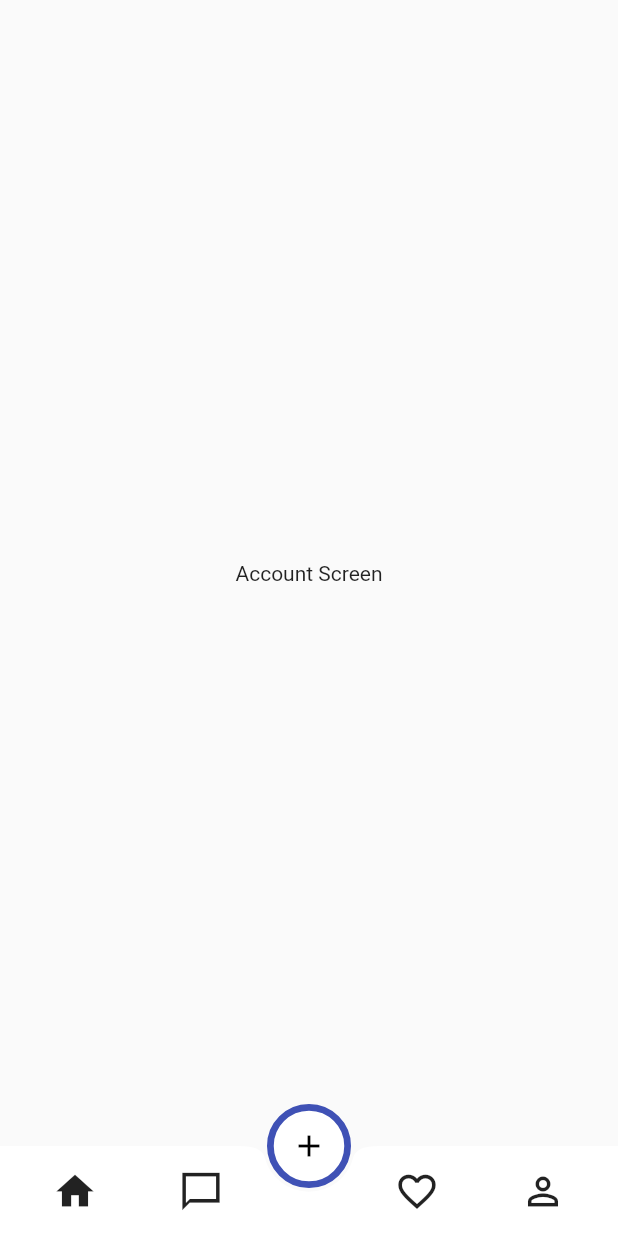
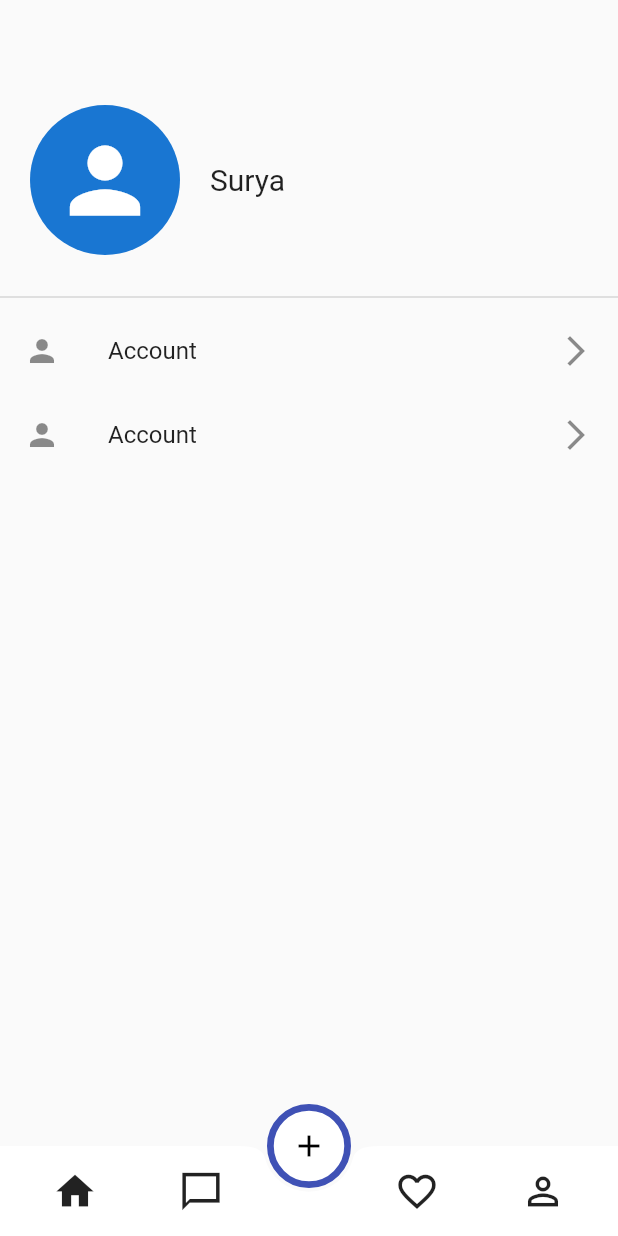
Before and after one commit to hsvsurya/Olx-Clone, a Flutter app: the screen it shows after launch, swiped to page 4, on a phone screen of 412 x 824 dp. Run offline on Flutter 3.47's test engine with Material 2 defaults, Android fonts, the phone set to English and light mode, and no system bars; our stand-ins replace adaptive_dialog, animated_splash_screen, community_material_icon, page_transition; missing offline and left inert: outline_search_bar; network calls fail.

Commit message:
chat_fix

```diff
--- a/lib/screens/account_screen.dart
+++ b/lib/screens/account_screen.dart
@@ -9,8 +9,45 @@ class _AccountScreenState extends State<AccountScreen> {
   @override
   Widget build(BuildContext context) {
     return Scaffold(
-      body: Center(
-        child: Text('Account Screen'),
+      body: ListView(
+        padding: EdgeInsets.only(top: 70),
+        children: [
+          Row(
+            children: [
+              Container(
+                padding: EdgeInsets.only(left: 20),
+                child: Center(
+                  child: CircleAvatar(
+                    radius: 50,
+                    child: Icon(
+                      Icons.person,
+                      size: 70,
+                    ),
+                  ),
+                ),
+              ),
+              Container(
+                padding: EdgeInsets.only(left: 20),
+                child: Text(
+                  'Surya',
+                  style: TextStyle(fontSize: 20),
+                ),
+              ),
+            ],
+          ),
+          SizedBox(height: 20),
+          Divider(thickness: 1.2),
+          ListTile(
+            title: Text('Account'),
+            leading: Icon(Icons.person),
+            trailing: Icon(Icons.arrow_forward_ios),
+          ),
+          ListTile(
+            title: Text('Account'),
+            leading: Icon(Icons.person),
+            trailing: Icon(Icons.arrow_forward_ios),
+          ),
+        ],
       ),
     );
   }
```
